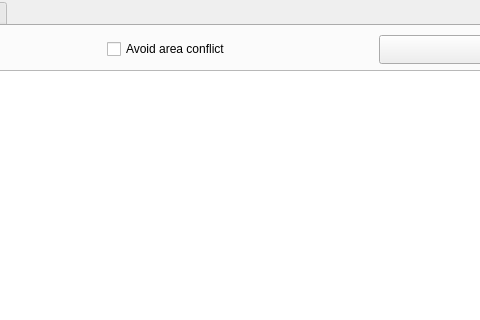
Qt form plugins/NebulaTextures/src/gui/nebulaTexturesDialog.ui (Stellarium/stellarium) before a commit; both pictures show x 177 to 657 and y 0 to 320 of the 834 by 565 pixel window.
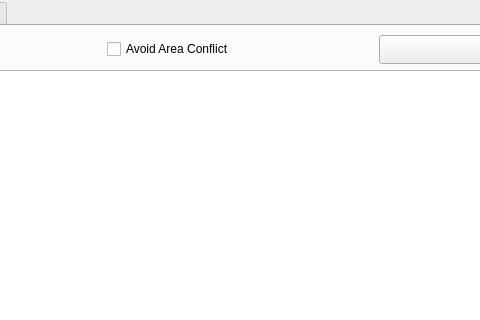
The same form after that commit. The open tabs and pages were chosen to show the change. Icons and pictures are not drawn. Custom widgets are drawn as their Qt base class.

```diff
--- a/plugins/NebulaTextures/src/gui/nebulaTexturesDialog.ui
+++ b/plugins/NebulaTextures/src/gui/nebulaTexturesDialog.ui
@@ -558,7 +558,7 @@
            <item>
             <widget class="QCheckBox" name="checkBoxAvoid">
              <property name="text">
-              <string>Avoid area conflict</string>
+              <string>Avoid Area Conflict</string>
              </property>
             </widget>
            </item>
```
